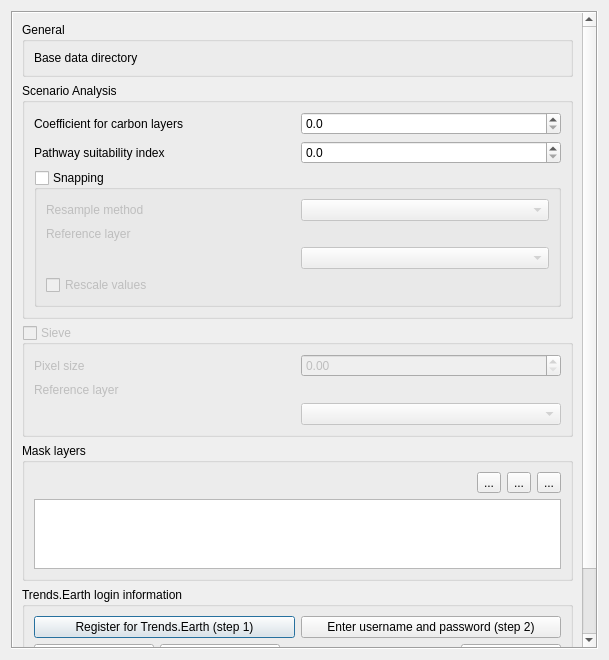
The window that src/cplus_plugin/ui/cplus_settings.ui (ConservationInternational/cplus-plugin) describes before a commit, drawn with Qt 5.
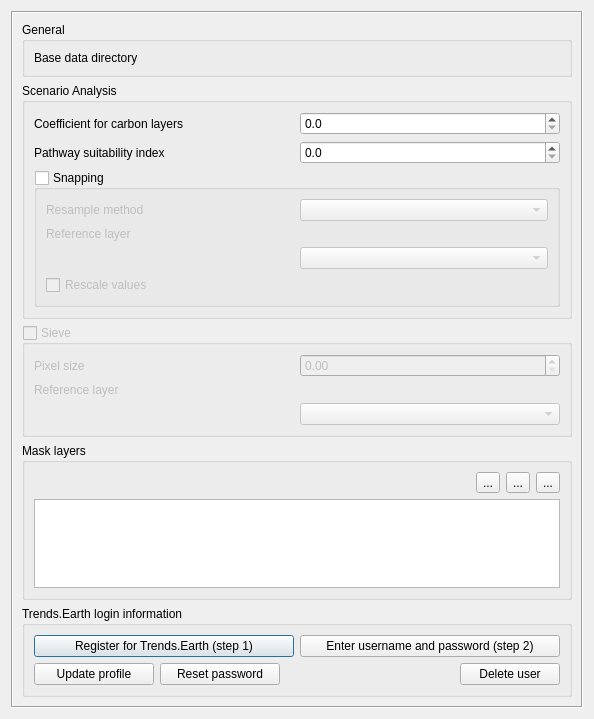
The same window after the commit. Custom widgets are drawn as their Qt base class.

```diff
--- a/src/cplus_plugin/ui/cplus_settings.ui
+++ b/src/cplus_plugin/ui/cplus_settings.ui
@@ -9,8 +9,8 @@
    <rect>
     <x>0</x>
     <y>0</y>
-    <width>609</width>
-    <height>660</height>
+    <width>594</width>
+    <height>719</height>
    </rect>
   </property>
   <property name="minimumSize">
@@ -35,8 +35,8 @@
       <property name="geometry">
        <rect>
         <x>0</x>
-        <y>-231</y>
-        <width>572</width>
+        <y>-172</y>
+        <width>557</width>
         <height>875</height>
        </rect>
       </property>
@@ -315,12 +315,6 @@
        </item>
        <item>
         <widget class="QgsCollapsibleGroupBox" name="groupBox">
-         <property name="minimumSize">
-          <size>
-           <width>0</width>
-           <height>126</height>
-          </size>
-         </property>
          <property name="maximumSize">
           <size>
            <width>16777215</width>
```
Left out of the diff: 25 changed lines with no effect on the pictures.
